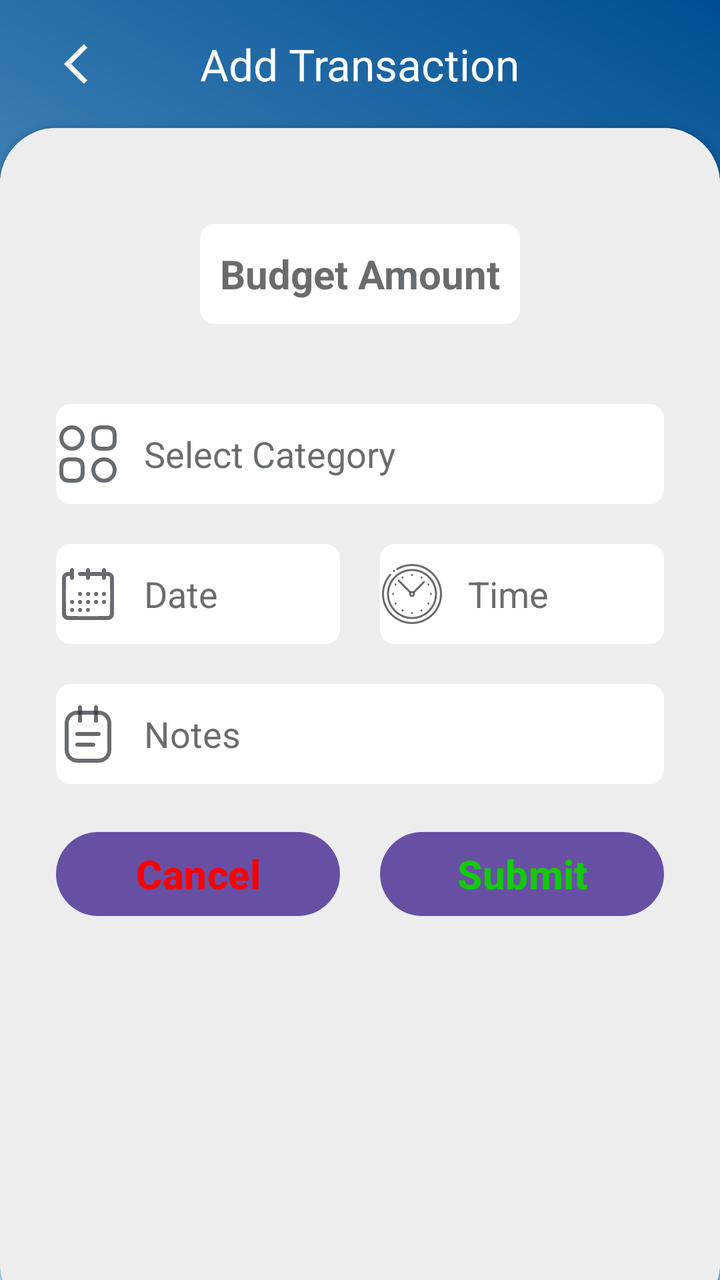
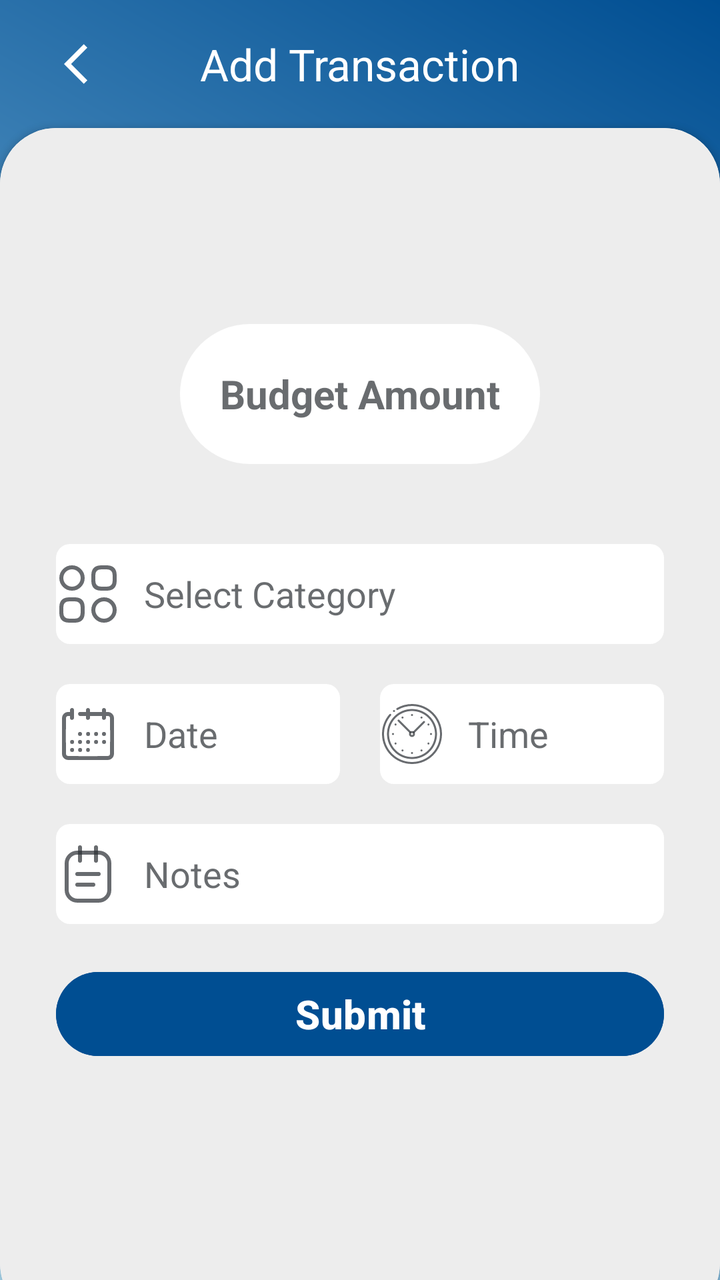

Two renders of the same Android screen: before a commit and after it. Below are the layout's source before the change and the commit's diff.
<!-- AndroidManifest.xml: application theme Theme.Budget_Planner -->
<!-- res/layout/page_add.xml -->
<?xml version="1.0" encoding="utf-8"?>
<RelativeLayout xmlns:android="http://schemas.android.com/apk/res/android"
    xmlns:tools="http://schemas.android.com/tools"
    android:layout_width="match_parent"
    android:layout_height="match_parent"
    android:background="@drawable/backgroung_gradient"
    xmlns:app="http://schemas.android.com/apk/res-auto"
    >

    <androidx.appcompat.widget.Toolbar
        android:id="@+id/toolbar"
        android:layout_width="match_parent"
        android:layout_height="?attr/actionBarSize"
        android:titleTextColor="@color/white">

        <com.google.android.material.floatingactionbutton.FloatingActionButton
            android:id="@+id/Back"
            android:layout_width="wrap_content"
            android:layout_height="wrap_content"
            android:layout_gravity="start|center_vertical"
            android:backgroundTint="@android:color/transparent"
            android:clickable="true"
            android:src="@drawable/baseline_arrow_back_ios_24"
            android:stateListAnimator="@animator/button_state_list_animator"
            app:borderWidth="0dp"
            app:elevation="0dp"
            app:tint="@color/white" />

        <TextView
            android:layout_width="wrap_content"
            android:layout_height="wrap_content"
            android:layout_gravity="center"
            android:text="Add Transaction"
            android:textColor="@color/white"
            android:textSize="22dp" />
    </androidx.appcompat.widget.Toolbar>

    <RelativeLayout
        android:layout_width="match_parent"
        android:layout_height="match_parent"
        android:layout_below="@id/toolbar" />

    <androidx.cardview.widget.CardView
        android:layout_width="match_parent"
        android:layout_height="wrap_content"
        android:layout_alignParentBottom="true"
        android:layout_below="@id/toolbar"
        app:cardCornerRadius="28dp"
        android:layout_marginBottom="-20dp">

        <LinearLayout
            android:layout_width="match_parent"
            android:layout_height="match_parent"
            android:orientation="vertical"
            android:padding="28dp"
            android:background="#EDEDED">
            <LinearLayout
                android:layout_width="match_parent"
                android:layout_height="match_parent"
                android:orientation="vertical">
                <EditText
                    android:layout_width="160dp"
                    android:layout_height="50dp"
                    android:hint="Budget Amount"
                    android:padding="10dp"
                    android:background="@drawable/edittext_design_addpage"
                    android:layout_marginVertical="20dp"
                    android:textColor="@color/black"
                    android:textColorHint="#B3292D32"
                    android:textStyle="bold"
                    android:textSize="20dp"
                    android:inputType="number"
                    android:layout_gravity="center"
                    />
                <EditText
                    android:id="@+id/category"
                    android:layout_marginVertical="20dp"
                    android:layout_width="match_parent"
                    android:layout_height="50dp"
                    android:drawableStart="@drawable/category_txt"
                    android:drawablePadding="12dp"
                    android:background="@drawable/edittext_design_addpage"
                    android:ems="10"
                    android:focusable="false"
                    android:inputType="none"
                    android:textColorHint="#B3292D32"
                    android:hint="Select Category"
                    android:textColor="@color/black"
                    android:layout_gravity="center"
                    />
                <LinearLayout
                    android:layout_width="match_parent"
                    android:layout_height="wrap_content"
                    android:orientation="horizontal"
                    android:weightSum="2">
                    <EditText
                        android:id="@+id/date"
                        android:layout_marginEnd="10dp"
                        android:layout_width="match_parent"
                        android:layout_height="50dp"
                        android:hint="Date"
                        android:ems="10"
                        android:textColorHint="#B3292D32"
                        android:drawableStart="@drawable/date"
                        android:drawablePadding="12dp"
                        android:background="@drawable/edittext_design_addpage"
                        android:focusable="false"
                        android:inputType="none"
                        android:textColor="@color/black"
                        android:layout_gravity="center"
                        android:layout_weight="1"
                        />
                    <EditText
                        android:id="@+id/time"
                        android:layout_marginStart="10dp"
                        android:layout_width="match_parent"
                        android:layout_height="50dp"
                        android:hint="Time"
                        android:textColorHint="#B3292D32"
                        android:drawableStart="@drawable/time"
                        android:drawablePadding="12dp"
                        android:ems="10"
                        android:background="@drawable/edittext_design_addpage"
                        android:layout_weight="1"
                        android:focusable="false"
                        android:inputType="none"
                        android:textColor="@color/black"
                        android:layout_gravity="center"

                        />
                </LinearLayout>
                <EditText
                    android:layout_marginVertical="20dp"
                    android:layout_width="match_parent"
                    android:layout_height="50dp"
                    android:hint="Notes"
                    android:drawableStart="@drawable/note_text_svgrepo_com"
                    android:drawablePadding="12dp"
                    android:textColorHint="#B3292D32"
                    android:background="@drawable/edittext_design_addpage"
                    android:textColor="@color/black"
                    android:layout_gravity="center"
                    />

                <LinearLayout
                    android:layout_width="match_parent"
                    android:layout_height="wrap_content"
                    android:orientation="horizontal"
                    android:weightSum="2">
                    <Button
                        android:id="@+id/cancel_button"
                        android:layout_marginEnd="10dp"
                        android:layout_width="match_parent"
                        android:layout_height="50dp"
                        android:textColor="#FF0000"
                        android:text="Cancel"
                        android:textSize="20dp"
                        android:textStyle="bold"
                        android:layout_gravity="center"
                        android:layout_weight="1"
                        />
                    <Button
                        android:id="@+id/submit"
                        android:layout_marginStart="10dp"
                        android:layout_width="match_parent"
                        android:layout_height="50dp"
                        android:layout_weight="1"
                        android:text="Submit"
                        android:textSize="20dp"
                        android:textStyle="bold"
                        android:textColor="#13CA05"
                        android:layout_gravity="center"

                        />
                </LinearLayout>
            </LinearLayout>
        </LinearLayout>

    </androidx.cardview.widget.CardView>

    <Space
        android:id="@+id/space"
        android:layout_width="match_parent"
        android:layout_height="60dp"
        android:layout_alignParentBottom="true" />
</RelativeLayout>
<!-- resources referenced by this layout -->
<resources>
  <color name="black">#000000</color>
  <color name="white">#FFFFFF</color>
  
      Shades of Yellow
  <!-- drawable backgroung_gradient (drawable) -->
  <?xml version="1.0" encoding="utf-8"?>
  <shape xmlns:android="http://schemas.android.com/apk/res/android">
      <gradient
          android:type="linear"
          android:angle="45"
          android:startColor="#AEDFF7"
          android:endColor="#004E92"></gradient>
  </shape>
  <!-- drawable baseline_arrow_back_ios_24 (drawable) -->
  <vector android:autoMirrored="true" android:height="24dp"
      android:tint="#000000" android:viewportHeight="24"
      android:viewportWidth="24" android:width="24dp" xmlns:android="http://schemas.android.com/apk/res/android">
      <path android:fillColor="@android:color/white" android:pathData="M11.67,3.87L9.9,2.1 0,12l9.9,9.9 1.77,-1.77L3.54,12z"/>
  </vector>
  <!-- drawable category_txt (drawable) -->
  <vector android:height="32dp" android:viewportHeight="24"
      android:viewportWidth="24" android:width="32dp" xmlns:android="http://schemas.android.com/apk/res/android">
      <path android:fillColor="#00000000"
          android:pathData="M17,10H19C21,10 22,9 22,7V5C22,3 21,2 19,2H17C15,2 14,3 14,5V7C14,9 15,10 17,10Z"
          android:strokeColor="#B3292D32" android:strokeLineCap="round"
          android:strokeLineJoin="round" android:strokeWidth="1.5"/>
      <path android:fillColor="#00000000"
          android:pathData="M5,22H7C9,22 10,21 10,19V17C10,15 9,14 7,14H5C3,14 2,15 2,17V19C2,21 3,22 5,22Z"
          android:strokeColor="#B3292D32" android:strokeLineCap="round"
          android:strokeLineJoin="round" android:strokeWidth="1.5"/>
      <path android:fillColor="#00000000"
          android:pathData="M6,10C8.209,10 10,8.209 10,6C10,3.791 8.209,2 6,2C3.791,2 2,3.791 2,6C2,8.209 3.791,10 6,10Z"
          android:strokeColor="#B3292D32" android:strokeLineCap="round"
          android:strokeLineJoin="round" android:strokeWidth="1.5"/>
      <path android:fillColor="#00000000"
          android:pathData="M18,22C20.209,22 22,20.209 22,18C22,15.791 20.209,14 18,14C15.791,14 14,15.791 14,18C14,20.209 15.791,22 18,22Z"
          android:strokeColor="#B3292D32" android:strokeLineCap="round"
          android:strokeLineJoin="round" android:strokeWidth="1.5"/>
  </vector>
  <!-- drawable edittext_design_addpage (drawable) -->
  <?xml version="1.0" encoding="utf-8"?>
  <selector xmlns:android="http://schemas.android.com/apk/res/android">
      <item android:state_enabled="true" android:state_focused="true" >
          <shape android:shape="rectangle">
              <solid android:color="#1A004E92"/>
              <corners android:radius="7dp"/>
              <stroke android:color="#004E92" android:width="1dp"/>
          </shape>
      </item>
  
      <item android:state_enabled="true"  >
          <shape android:shape="rectangle">
              <solid android:color="@color/white"/>
              <corners android:radius="7dp"/>
  
          </shape>
      </item>
  
  </selector>
  <style name="Theme.Budget_Planner" parent="Base.Theme.Budget_Planner" />
  <style name="Base.Theme.Budget_Planner" parent="Theme.Material3.DayNight.NoActionBar">
          
          
      </style>
  <!-- unchanged entries left out for length: 3 -->
</resources>

<!-- the commit's change to res/layout/page_add.xml (unified diff, before → after) -->
@@ -57,19 +57,22 @@
             <LinearLayout
                 android:layout_width="match_parent"
                 android:layout_height="match_parent"
-                android:orientation="vertical">
+                android:orientation="vertical"
+                android:layout_marginTop="50dp"
+                >
                 <EditText
-                    android:layout_width="160dp"
-                    android:layout_height="50dp"
+                    android:layout_width="180dp"
+                    android:layout_height="70dp"
                     android:hint="Budget Amount"
                     android:padding="10dp"
-                    android:background="@drawable/edittext_design_addpage"
+                    android:background="@drawable/round_shape_for_tabs"
                     android:layout_marginVertical="20dp"
                     android:textColor="@color/black"
                     android:textColorHint="#B3292D32"
                     android:textStyle="bold"
                     android:textSize="20dp"
                     android:inputType="number"
+                    android:gravity="center"
                     android:layout_gravity="center"
                     />
                 <EditText
@@ -142,37 +145,26 @@
                     android:layout_gravity="center"
                     />
 
-                <LinearLayout
+                <RelativeLayout
                     android:layout_width="match_parent"
                     android:layout_height="wrap_content"
-                    android:orientation="horizontal"
-                    android:weightSum="2">
-                    <Button
-                        android:id="@+id/cancel_button"
-                        android:layout_marginEnd="10dp"
-                        android:layout_width="match_parent"
-                        android:layout_height="50dp"
-                        android:textColor="#FF0000"
-                        android:text="Cancel"
-                        android:textSize="20dp"
-                        android:textStyle="bold"
-                        android:layout_gravity="center"
-                        android:layout_weight="1"
-                        />
+                    android:layout_gravity="bottom"
+                    android:layout_above="@+id/space"
+                    >
                     <Button
                         android:id="@+id/submit"
-                        android:layout_marginStart="10dp"
                         android:layout_width="match_parent"
+                        android:backgroundTint="#004E92"
                         android:layout_height="50dp"
                         android:layout_weight="1"
                         android:text="Submit"
                         android:textSize="20dp"
                         android:textStyle="bold"
-                        android:textColor="#13CA05"
+                        android:textColor="#fff"
                         android:layout_gravity="center"
 
                         />
-                </LinearLayout>
+                </RelativeLayout>
             </LinearLayout>
         </LinearLayout>
 
<!-- resource entries referenced after the edit -->
@@ -59,6 +59,13 @@
       </item>
   
   </selector>
+  <!-- drawable round_shape_for_tabs (drawable) -->
+  <?xml version="1.0" encoding="utf-8"?>
+  <shape xmlns:android="http://schemas.android.com/apk/res/android"
+      android:shape="rectangle">
+      <corners android:radius="100dp"/>
+      <solid android:color="#FFFFFF"/>
+  </shape>
   <style name="Theme.Budget_Planner" parent="Base.Theme.Budget_Planner" />
   <style name="Base.Theme.Budget_Planner" parent="Theme.Material3.DayNight.NoActionBar">
           
